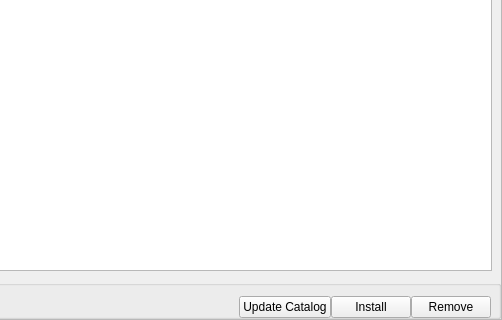
Stellarium/stellarium, file src/gui/addonDialog.ui: the form before one commit; both pictures show x 158 to 660 and y 294 to 614 of the 660 by 614 pixel window.
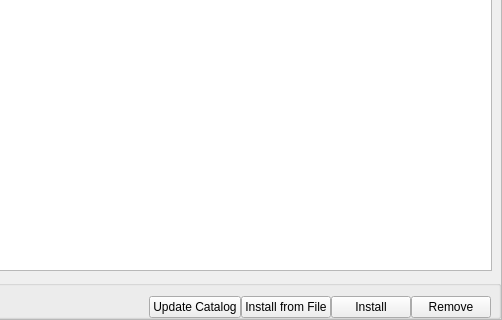
The form after the commit. Icons and pictures are not drawn. Custom widgets are drawn as their Qt base class.

Commit message: AddOnDialog implements button to install from file

```diff
--- a/src/gui/addonDialog.ui
+++ b/src/gui/addonDialog.ui
@@ -510,6 +510,13 @@
            </property>
           </widget>
          </item>
+         <item>
+          <widget class="QPushButton" name="btnInstallFromFile">
+           <property name="text">
+            <string>Install from File</string>
+           </property>
+          </widget>
+         </item>
          <item>
           <widget class="QPushButton" name="btnInstall">
            <property name="text">
```
The commit also changes 6 other files.
